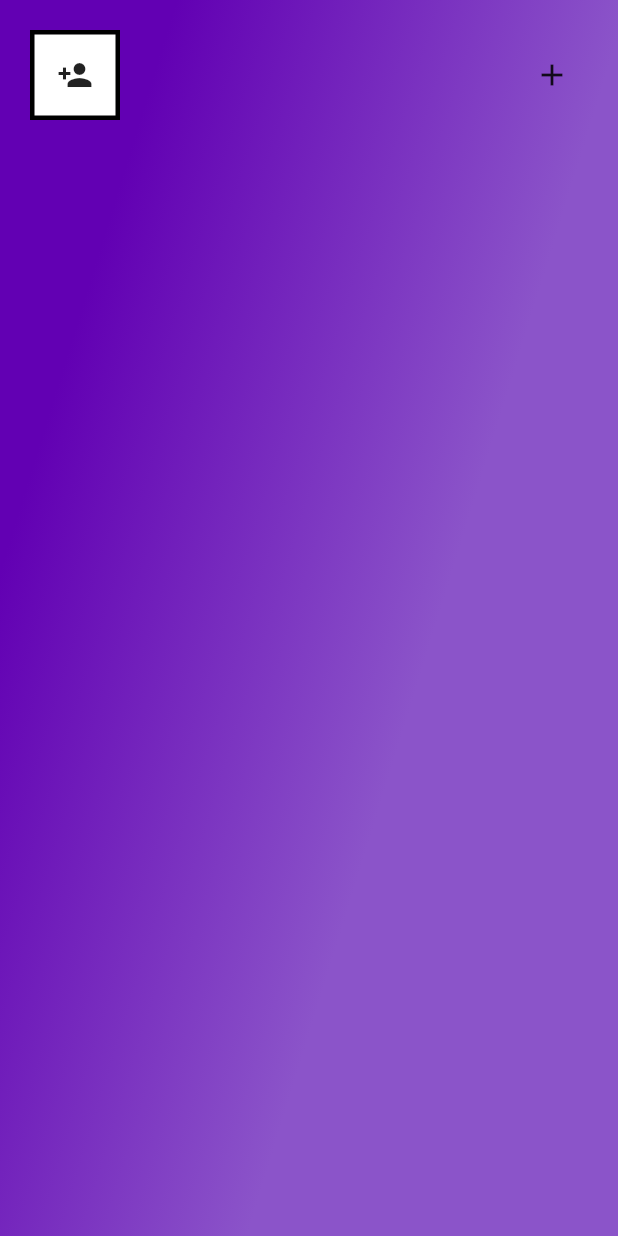
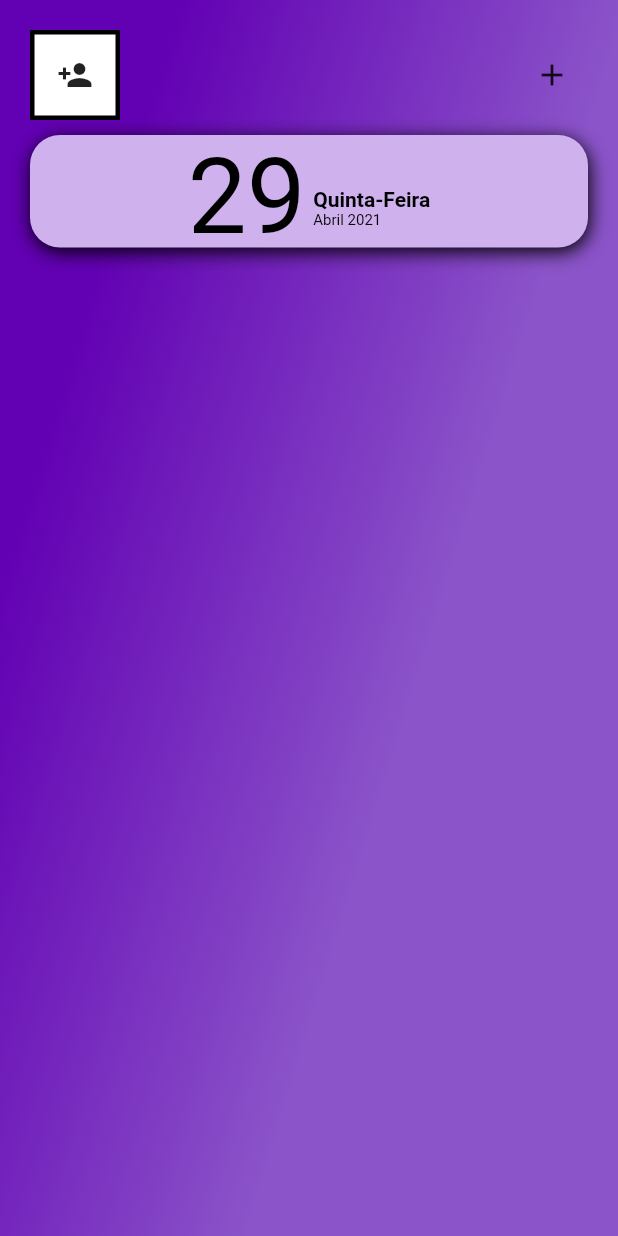
Before and after one commit to GustavoNeri02/Lista_de_Tarefas, a Flutter app: the screen it shows after launch, on a phone screen of 412 x 824 dp. Run offline on Flutter 3.47's test engine with Material 2 defaults, Android fonts, the phone set to English and light mode, and no system bars; our stand-ins replace google_fonts, image_picker; Roboto replaces fonts that are missing (Overpass).

Commit message:
Segunda implementação: *novas cores para o tema, *Contâiner que contém informações sobre o dia atual (DateTime.now()) *Utilização do GoogleFonts

```diff
--- a/lib/pages/home_page.dart
+++ b/lib/pages/home_page.dart
@@ -1,7 +1,10 @@
 import 'dart:convert';
 import 'dart:io';
+import 'dart:ui';
 
+import 'package:flutter/cupertino.dart';
 import 'package:flutter/material.dart';
+import 'package:lista_de_tarefas/widgets/atual_date_widget.dart';
 import 'package:lista_de_tarefas/widgets/icon_avatar.dart';
 import 'package:path_provider/path_provider.dart';
 
@@ -25,15 +28,12 @@ class _HomePageState extends State<HomePage> {
                   transform: GradientRotation(0.3)),
             ),
           ),
-          SafeArea(
-            child: Column(
-              children: [
-                SizedBox(
-                  height: 20,
-                ),
-                Padding(
-                  padding: const EdgeInsets.symmetric(horizontal: 20),
-                  child: Row(
+          Padding(
+            padding: const EdgeInsets.all(20),
+            child: SafeArea(
+              child: Column(
+                children: [
+                  Row(
                     mainAxisAlignment: MainAxisAlignment.spaceBetween,
                     children: [
                       IconAvatarWidget(),
@@ -43,8 +43,10 @@ class _HomePageState extends State<HomePage> {
                       )
                     ],
                   ),
-                )
-              ],
+                  SizedBox(height: 10),
+                  AtualDateWidget()
+                ],
+              ),
             ),
           )
         ],
--- /dev/null
+++ b/lib/widgets/atual_date_widget.dart
@@ -0,0 +1,74 @@
+import 'package:flutter/material.dart';
+import 'package:google_fonts/google_fonts.dart';
+
+class AtualDateWidget extends StatefulWidget {
+  @override
+  _AtualDateWidgetState createState() => _AtualDateWidgetState();
+}
+
+class _AtualDateWidgetState extends State<AtualDateWidget> {
+  List<String> _weekDays = [
+    "Domingo",
+    "Segunda-Feira",
+    "Terça-Feira",
+    "Quarta-Feira",
+    "Quinta-Feira",
+    "Sexta-Feira",
+    "Sabado",
+  ];
+  List<String> _monthsYear = [
+    "Janeiro",
+    "Fevereiro",
+    "Março",
+    "Abril",
+    "Maio",
+    "Junho",
+    "Julho",
+    "Agosto",
+    "Setembro",
+    "Outubro",
+    "Novembro",
+    "Dezembro"
+  ];
+  DateTime now = DateTime.now();
+  @override
+  Widget build(BuildContext context) {
+    return Container(
+      height: 75,
+      decoration: BoxDecoration(
+          borderRadius: BorderRadius.circular(20),
+          boxShadow: [
+            BoxShadow(color: Colors.black, offset: Offset(1, 3), blurRadius: 10)
+          ],
+          //border: Border.all(color: Colors.black, width: 2)
+          color: Color(0xffcfb1ee)),
+      child: Row(
+        mainAxisAlignment: MainAxisAlignment.center,
+        children: [
+          Text(
+            "${now.day}",
+            style: GoogleFonts.overpass(color: Colors.black, fontSize: 70),
+          ),
+          SizedBox(
+            width: 5,
+          ),
+          Column(
+            crossAxisAlignment: CrossAxisAlignment.start,
+            mainAxisAlignment: MainAxisAlignment.end,
+            children: [
+              Text(
+                "${_weekDays[now.weekday]}",
+                style: GoogleFonts.overpass(
+                    color: Colors.black, fontWeight: FontWeight.bold),
+              ),
+              Text(
+                "${_monthsYear[now.month - 1]} ${now.year}\n",
+                style: GoogleFonts.overpass(color: Colors.black, fontSize: 10),
+              ),
+            ],
+          )
+        ],
+      ),
+    );
+  }
+}
--- a/pubspec.yaml
+++ b/pubspec.yaml
@@ -51,8 +51,6 @@ flutter:
   # assets:
   #   - images/a_dot_burr.jpeg
   #   - images/a_dot_ham.jpeg
-  assets:
-    - images/add_person.png
 
   # An image asset can refer to one or more resolution-specific "variants", see
   # https://flutter.dev/assets-and-images/#resolution-aware.
```
Also changed, not shown: images/add_person.png (deleted).
